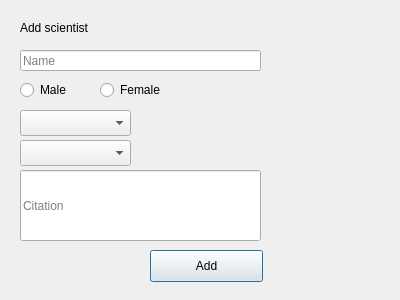
The window that gui/add/addsci.ui (HelgiThomas/Verklegt31) describes before a commit, drawn with Qt 5.
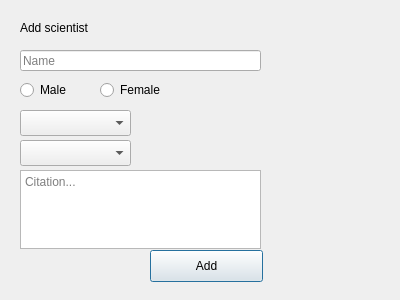
The same window after the commit.

Commit message: AddSci function refined

The edit to the form file:
```diff
--- a/gui/add/addsci.ui
+++ b/gui/add/addsci.ui
@@ -29,19 +29,6 @@
     <string>Name</string>
    </property>
   </widget>
-  <widget class="QLineEdit" name="line_sciCitation">
-   <property name="geometry">
-    <rect>
-     <x>20</x>
-     <y>170</y>
-     <width>241</width>
-     <height>71</height>
-    </rect>
-   </property>
-   <property name="placeholderText">
-    <string>Citation</string>
-   </property>
-  </widget>
   <widget class="QPushButton" name="button_addSci">
    <property name="geometry">
     <rect>
@@ -117,6 +104,19 @@
     </rect>
    </property>
   </widget>
+  <widget class="QTextEdit" name="line_sciCitation">
+   <property name="geometry">
+    <rect>
+     <x>20</x>
+     <y>170</y>
+     <width>241</width>
+     <height>79</height>
+    </rect>
+   </property>
+   <property name="placeholderText">
+    <string>Citation...</string>
+   </property>
+  </widget>
  </widget>
  <resources/>
  <connections/>
```
The commit also changes 2 other files.
